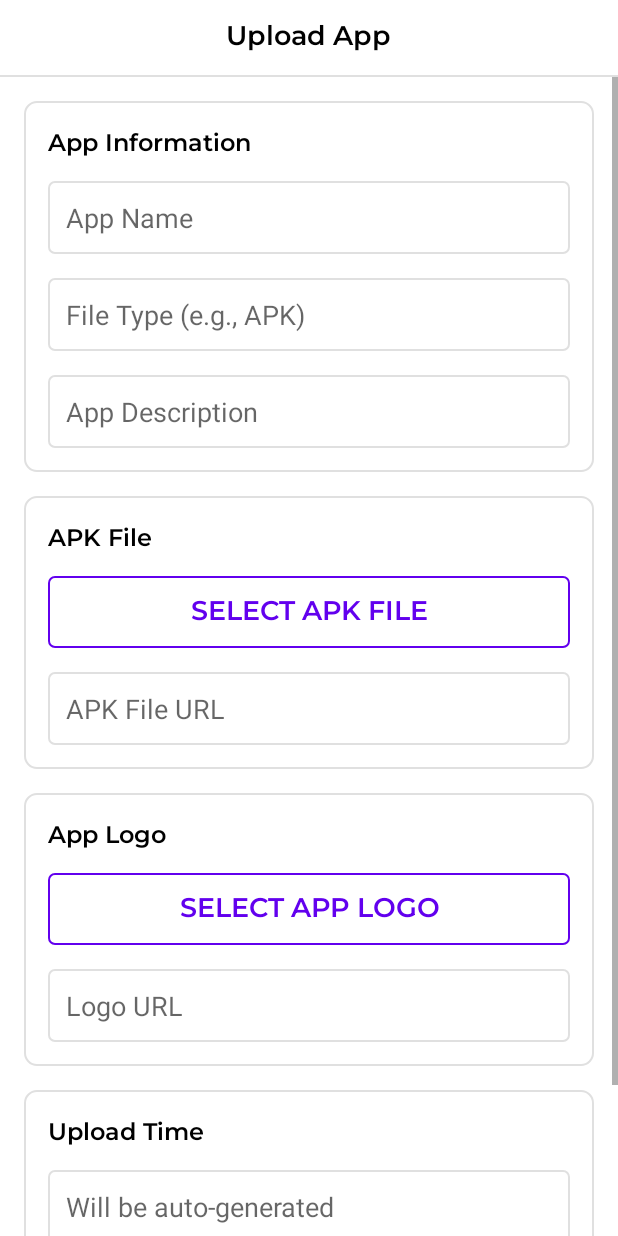
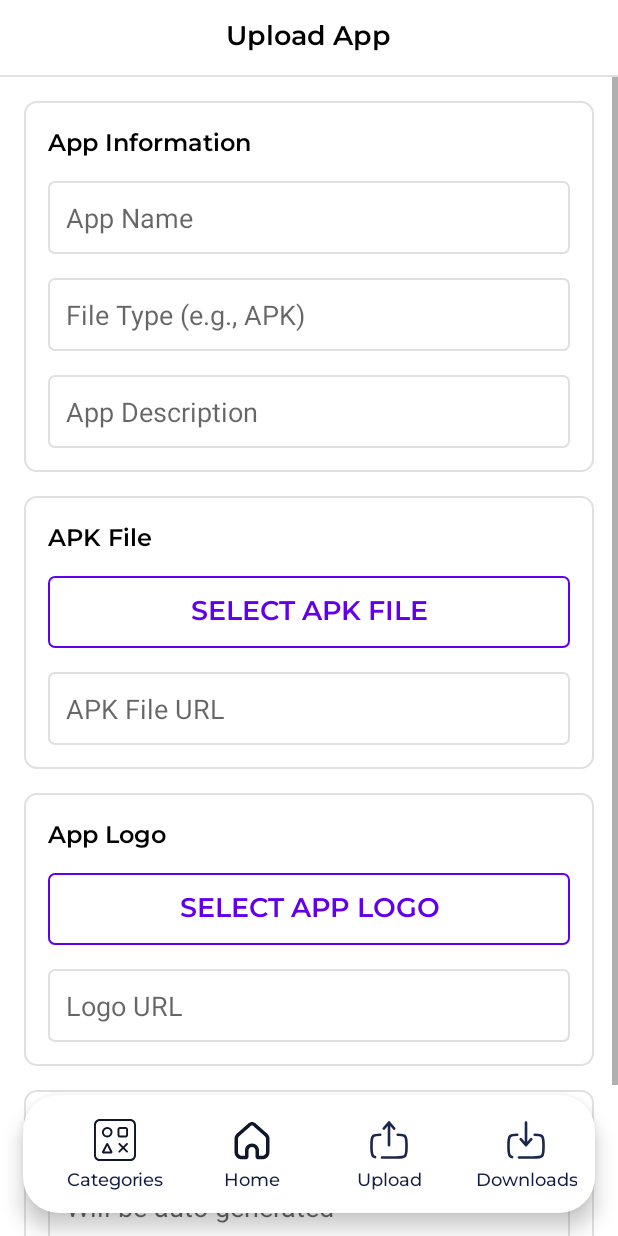
Before and after one commit to visionaries-hackbyte/DevStore, an Android app: the UploadActivity screen opened directly, with no data from a screen before it, on a phone screen of 412 x 824 dp. Run offline under Robolectric (Android 15) with nearby library versions, the phone set to English and light mode, and no system bars; our stand-ins replace Firebase (no records; nobody signed in at launch, a user with empty details on screens opened directly).

Commit message:
ui update

```diff
--- a/app/src/main/java/com/developerspoints/devstores/NavBar/UploadActivity.kt
+++ b/app/src/main/java/com/developerspoints/devstores/NavBar/UploadActivity.kt
@@ -45,6 +45,9 @@ class UploadActivity : AppCompatActivity() {
     override fun onCreate(savedInstanceState: Bundle?) {
         super.onCreate(savedInstanceState)
         setContentView(R.layout.activity_upload)
+
+        val navBar = NavBar(this)
+        navBar.setupNavBar()
 
         etDescription = findViewById(R.id.et_description)
 
--- a/app/src/main/res/layout/activity_upload.xml
+++ b/app/src/main/res/layout/activity_upload.xml
@@ -283,4 +283,12 @@
                 android:padding="16dp"/>
         </LinearLayout>
     </ScrollView>
+
+    <include
+        android:id="@+id/bottom_nav"
+        layout="@layout/bottom_nav"
+        android:layout_width="match_parent"
+        android:layout_height="wrap_content"
+        android:layout_alignParentBottom="true"
+        android:layout_margin="15dp"/>
 </RelativeLayout>
```
Also changed, not shown: app/src/main/res/layout/activity_app_details.xml (+44 -2 lines).
